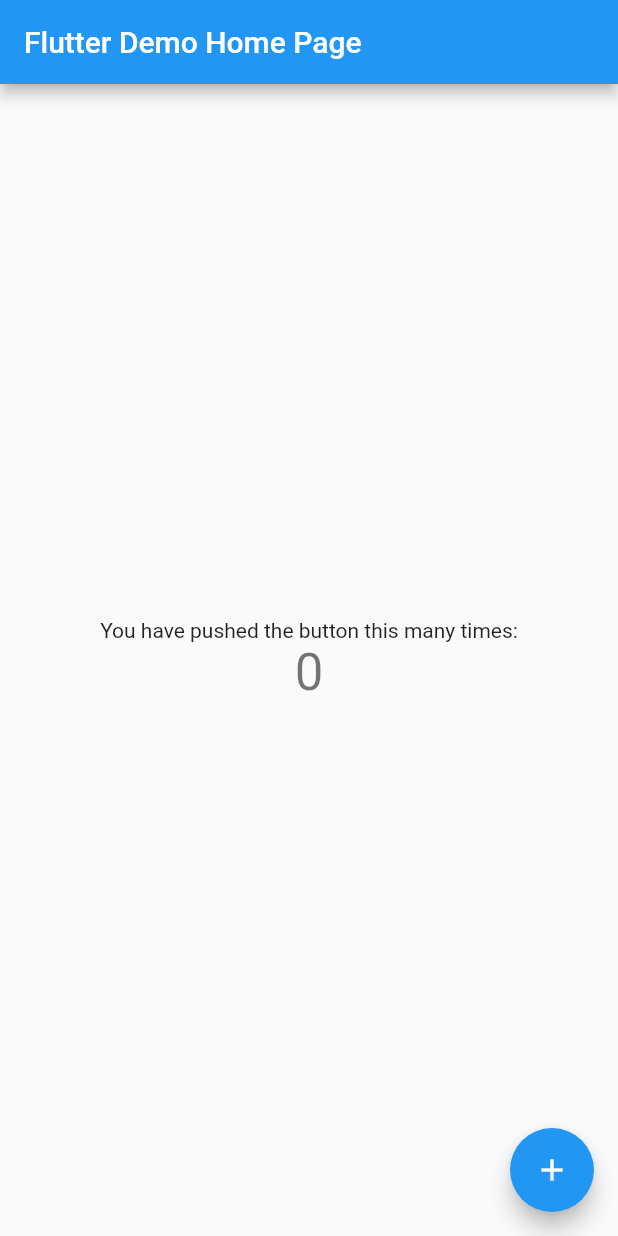
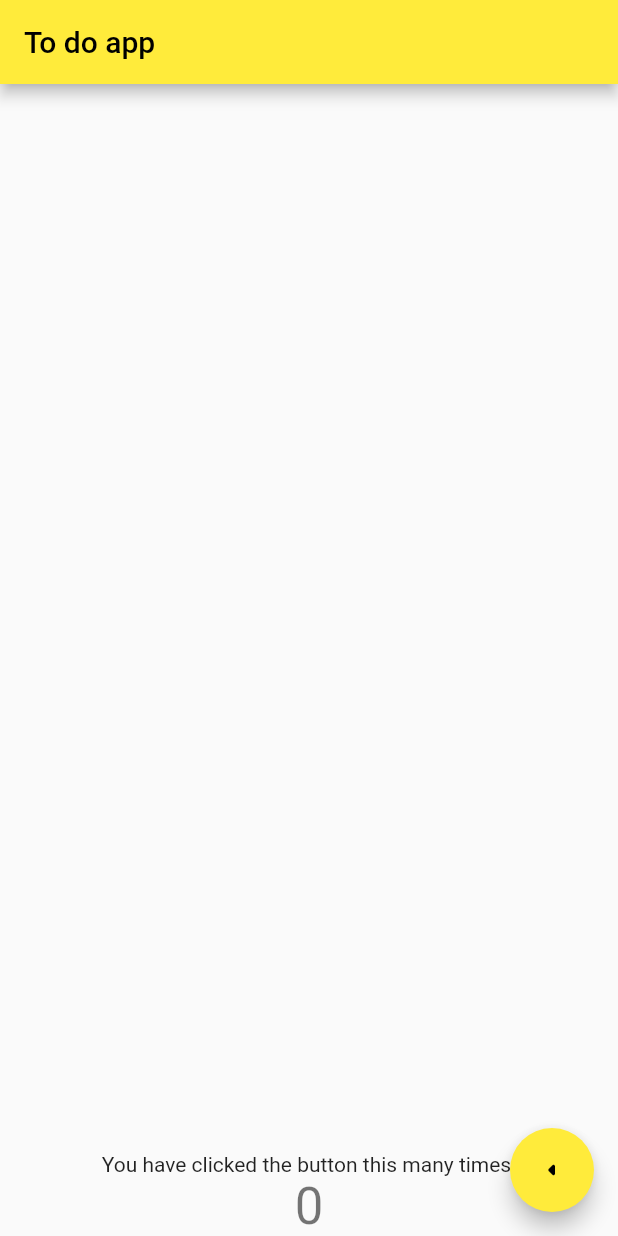
Before and after one commit to Maheshkadam06/ToDoApp, a Flutter app: the screen it shows after launch, on a phone screen of 412 x 824 dp. Run offline on Flutter 3.47's test engine with Material 2 defaults, Android fonts, the phone set to English and light mode, and no system bars.

Commit message:
learnt a bit of dart syntax

```diff
--- a/App/todoapp/lib/main.dart
+++ b/App/todoapp/lib/main.dart
@@ -13,18 +13,10 @@ class MyApp extends StatelessWidget {
     return MaterialApp(
       title: 'Flutter Demo',
       theme: ThemeData(
-        // This is the theme of your application.
-        //
-        // Try running your application with "flutter run". You'll see the
-        // application has a blue toolbar. Then, without quitting the app, try
-        // changing the primarySwatch below to Colors.green and then invoke
-        // "hot reload" (press "r" in the console where you ran "flutter run",
-        // or simply save your changes to "hot reload" in a Flutter IDE).
-        // Notice that the counter didn't reset back to zero; the application
-        // is not restarted.
-        primarySwatch: Colors.blue,
+
+        primarySwatch: Colors.yellow
       ),
-      home: const MyHomePage(title: 'Flutter Demo Home Page'),
+      home: const MyHomePage(title: 'To do app'),
     );
   }
 }
@@ -50,14 +42,14 @@ class MyHomePage extends StatefulWidget {
 class _MyHomePageState extends State<MyHomePage> {
   int _counter = 0;
 
-  void _incrementCounter() {
+  void _decrementCounter() {
     setState(() {
       // This call to setState tells the Flutter framework that something has
       // changed in this State, which causes it to rerun the build method below
       // so that the display can reflect the updated values. If we changed
       // _counter without calling setState(), then the build method would not be
       // called again, and so nothing would appear to happen.
-      _counter++;
+      _counter--;
     });
   }
 
@@ -76,6 +68,7 @@ class _MyHomePageState extends State<MyHomePage> {
         title: Text(widget.title),
       ),
       body: Center(
+        child: Center(
           // Center is a layout widget. It takes a single child and positions it
           // in the middle of the parent.
           child: Column(
@@ -85,7 +78,8 @@ class _MyHomePageState extends State<MyHomePage> {
             //
             // Invoke "debug painting" (press "p" in the console, choose the
             // "Toggle Debug Paint" action from the Flutter Inspector in Android
-          // Studio, or the "Toggle Debug Paint" command in Visual Studio Code)
+            // Studio, or the "Toggle Debug Paint"
+            // command in Visual Studio Code)
             // to see the wireframe for each widget.
             //
             // Column has various properties to control how it sizes itself and
@@ -93,22 +87,26 @@ class _MyHomePageState extends State<MyHomePage> {
             // center the children vertically; the main axis here is the vertical
             // axis because Columns are vertical (the cross axis would be
             // horizontal).
-          mainAxisAlignment: MainAxisAlignment.center,
+            mainAxisAlignment: MainAxisAlignment.end,
             children: <Widget>[
+
+
               const Text(
-              'You have pushed the button this many times:',
+                'You have clicked the button this many times:',
               ),
               Text(
                 '$_counter',
                 style: Theme.of(context).textTheme.headline4,
               ),
+
             ],
           ),
         ),
+      ),
       floatingActionButton: FloatingActionButton(
-        onPressed: _incrementCounter,
+        onPressed: _decrementCounter,
         tooltip: 'Increment',
-        child: const Icon(Icons.add),
+        child: const Icon(Icons.arrow_left_rounded),
       ), // This trailing comma makes auto-formatting nicer for build methods.
     );
   }
```
Also changed, not shown: 1 other file. Lines whose indentation alone changed are shown as unchanged.
